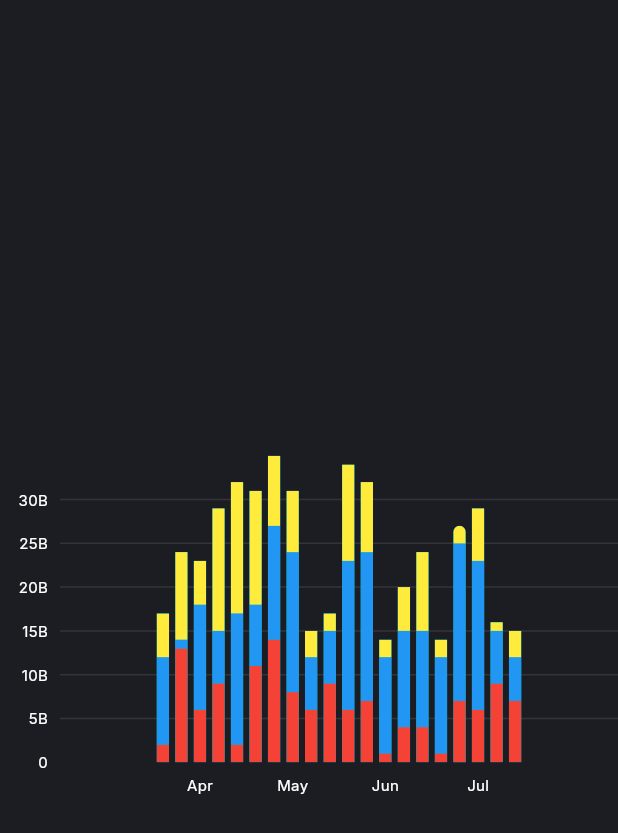
After one commit to Huy28122003/training_softdreams, a Flutter app: the ChartPage screen opened by its route, on a phone screen of 412 x 824 dp. The commit adds this screen. Shown: the top 833 px of the screen. Run offline on Flutter 3.47's test engine with Material 3 defaults, Android fonts, the light colour scheme and no system bars; drawn by our look-alikes of fl_chart; our stand-ins replace bloc, cloud_firestore, connectivity_plus, dartz, device_info_plus, dio and 17 more; missing offline and left inert: flutter_inappwebview, otp_pin_field; accounts and stored records are empty; generated files the repository leaves out were written again.

Commit message:
chart init

```diff
--- a/lib/app/app_pages.dart
+++ b/lib/app/app_pages.dart
@@ -5,6 +5,7 @@ import 'package:training_softdreams/presentation/pages/animal/binding/animal_bin
 import 'package:training_softdreams/presentation/pages/animal/view/animal_view.dart';
 import 'package:training_softdreams/presentation/pages/auth/binding/auth_binding.dart';
 import 'package:training_softdreams/presentation/pages/auth/view/auth_view.dart';
+import 'package:training_softdreams/presentation/pages/chart/chart_page.dart';
 import 'package:training_softdreams/presentation/pages/chat_bot/chat_bot_page.dart';
 import '../presentation/pages/demo_getx/binding/demo_getx_binding.dart';
 import '../presentation/pages/demo_getx/view/demo_getx_view.dart';
@@ -65,5 +66,9 @@ class AppPages {
       name: AppRoutes.chatBot,
       page: () => ChatbotPage(),
     ),
+    GetPage(
+      name: AppRoutes.chart,
+      page: () => ChartPage(),
+    ),
   ];
 }
--- a/lib/app/app_routes.dart
+++ b/lib/app/app_routes.dart
@@ -1,4 +1,3 @@
-
 abstract class AppRoutes {
   static const splash = '/';
   static const home = '/home';
@@ -9,4 +8,5 @@ abstract class AppRoutes {
   static const auth = '/auth';
   static const animal = '/animal';
   static const chatBot = '/chatBot';
+  static const chart = '/chart';
 }
--- a/lib/configs/themes/app_colors.dart
+++ b/lib/configs/themes/app_colors.dart
@@ -17,6 +17,27 @@ class AppColors {
   // Button
   static const Color primaryButton = primary;
   static const Color disabledButton = Color(0xFFC2C2C2);
+  // static const Color primary = contentColorCyan;
+  static const Color menuBackground = Color(0xFF090912);
+  static const Color itemsBackground = Color(0xFF1B2339);
+  static const Color pageBackground = Color(0xFF282E45);
+  static const Color mainTextColor1 = Colors.white;
+  static const Color mainTextColor2 = Colors.white70;
+  static const Color mainTextColor3 = Colors.white38;
+  static const Color mainGridLineColor = Colors.white10;
+  static const Color borderColor = Colors.white54;
+  static const Color gridLinesColor = Color(0x11FFFFFF);
+
+  static const Color contentColorBlack = Colors.black;
+  static const Color contentColorWhite = Colors.white;
+  static const Color contentColorBlue = Color(0xFF2196F3);
+  static const Color contentColorYellow = Color(0xFFFFC300);
+  static const Color contentColorOrange = Color(0xFFFF683B);
+  static const Color contentColorGreen = Color(0xFF3BFF49);
+  static const Color contentColorPurple = Color(0xFF6E1BFF);
+  static const Color contentColorPink = Color(0xFFFF3AF2);
+  static const Color contentColorRed = Color(0xFFE80054);
+  static const Color contentColorCyan = Color(0xFF50E4FF);
 }
 
 MaterialColor createMaterialColor(Color color) {
--- /dev/null
+++ b/lib/presentation/pages/chart/chart_page.dart
@@ -0,0 +1,357 @@
+import 'package:fl_chart/fl_chart.dart';
+import 'package:flutter/material.dart';
+
+import '../../../configs/themes/app_colors.dart';
+
+class ChartPage extends StatefulWidget {
+  ChartPage({super.key});
+
+  final Color dark = Colors.red;
+  final Color normal = Colors.blue;
+  final Color light = Colors.yellow;
+
+  @override
+  State<StatefulWidget> createState() => ChartPageState();
+}
+
+class ChartPageState extends State<ChartPage> {
+  Widget bottomTitles(double value, TitleMeta meta) {
+    const style = TextStyle(fontSize: 10);
+    String text;
+    switch (value.toInt()) {
+      case 0:
+        text = 'Apr';
+        break;
+      case 1:
+        text = 'May';
+        break;
+      case 2:
+        text = 'Jun';
+        break;
+      case 3:
+        text = 'Jul';
+        break;
+      case 4:
+        text = 'Aug';
+        break;
+      default:
+        text = '';
+        break;
+    }
+    return SideTitleWidget(
+      meta: meta,
+      child: Text(text, style: style),
+    );
+  }
+
+  Widget leftTitles(double value, TitleMeta meta) {
+    if (value == meta.max) {
+      return Container();
+    }
+    const style = TextStyle(
+      fontSize: 10,
+    );
+    return SideTitleWidget(
+      meta: meta,
+      child: Text(
+        meta.formattedValue,
+        style: style,
+      ),
+    );
+  }
+
+  @override
+  Widget build(BuildContext context) {
+    return Scaffold(
+      body: Center(
+        child: AspectRatio(
+          aspectRatio: 1.66,
+          child: Padding(
+            padding: const EdgeInsets.only(top: 16),
+            child: LayoutBuilder(
+              builder: (context, constraints) {
+                final barsSpace = 4.0 * constraints.maxWidth / 400;
+                final barsWidth = 8.0 * constraints.maxWidth / 400;
+                return BarChart(
+                  BarChartData(
+                    alignment: BarChartAlignment.center,
+                    barTouchData: BarTouchData(
+                      enabled: false,
+                    ),
+                    titlesData: FlTitlesData(
+                      show: true,
+                      bottomTitles: AxisTitles(
+                        sideTitles: SideTitles(
+                          showTitles: true,
+                          reservedSize: 28,
+                          getTitlesWidget: bottomTitles,
+                        ),
+                      ),
+                      leftTitles: AxisTitles(
+                        sideTitles: SideTitles(
+                          showTitles: true,
+                          reservedSize: 40,
+                          getTitlesWidget: leftTitles,
+                        ),
+                      ),
+                      topTitles: const AxisTitles(
+                        sideTitles: SideTitles(showTitles: false),
+                      ),
+                      rightTitles: const AxisTitles(
+                        sideTitles: SideTitles(showTitles: false),
+                      ),
+                    ),
+                    gridData: FlGridData(
+                      show: true,
+                      checkToShowHorizontalLine: (value) => value % 10 == 0,
+                      getDrawingHorizontalLine: (value) => FlLine(
+                        color: AppColors.borderColor.withValues(alpha: 0.1),
+                        strokeWidth: 1,
+                      ),
+                      drawVerticalLine: false,
+                    ),
+                    borderData: FlBorderData(
+                      show: false,
+                    ),
+                    groupsSpace: barsSpace,
+                    barGroups: getData(barsWidth, barsSpace),
+                  ),
+                );
+              },
+            ),
+          ),
+        ),
+      ),
+    );
+  }
+
+  List<BarChartGroupData> getData(double barsWidth, double barsSpace) {
+    return [
+      BarChartGroupData(
+        x: 0,
+        barsSpace: barsSpace,
+        barRods: [
+          BarChartRodData(
+            toY: 17000000000,
+            rodStackItems: [
+              BarChartRodStackItem(0, 2000000000, widget.dark),
+              BarChartRodStackItem(2000000000, 12000000000, widget.normal),
+              BarChartRodStackItem(12000000000, 17000000000, widget.light),
+            ],
+            borderRadius: BorderRadius.zero,
+            width: barsWidth,
+          ),
+          BarChartRodData(
+            toY: 24000000000,
+            rodStackItems: [
+              BarChartRodStackItem(0, 13000000000, widget.dark),
+              BarChartRodStackItem(13000000000, 14000000000, widget.normal),
+              BarChartRodStackItem(14000000000, 24000000000, widget.light),
+            ],
+            borderRadius: BorderRadius.zero,
+            width: barsWidth,
+          ),
+          BarChartRodData(
+            toY: 23000000000.5,
+            rodStackItems: [
+              BarChartRodStackItem(0, 6000000000.5, widget.dark),
+              BarChartRodStackItem(6000000000.5, 18000000000, widget.normal),
+              BarChartRodStackItem(18000000000, 23000000000.5, widget.light),
+            ],
+            borderRadius: BorderRadius.zero,
+            width: barsWidth,
+          ),
+          BarChartRodData(
+            toY: 29000000000,
+            rodStackItems: [
+              BarChartRodStackItem(0, 9000000000, widget.dark),
+              BarChartRodStackItem(9000000000, 15000000000, widget.normal),
+              BarChartRodStackItem(15000000000, 29000000000, widget.light),
+            ],
+            borderRadius: BorderRadius.zero,
+            width: barsWidth,
+          ),
+          BarChartRodData(
+            toY: 32000000000,
+            rodStackItems: [
+              BarChartRodStackItem(0, 2000000000.5, widget.dark),
+              BarChartRodStackItem(2000000000.5, 17000000000.5, widget.normal),
+              BarChartRodStackItem(17000000000.5, 32000000000, widget.light),
+            ],
+            borderRadius: BorderRadius.zero,
+            width: barsWidth,
+          ),
+        ],
+      ),
+      BarChartGroupData(
+        x: 1,
+        barsSpace: barsSpace,
+        barRods: [
+          BarChartRodData(
+            toY: 31000000000,
+            rodStackItems: [
+              BarChartRodStackItem(0, 11000000000, widget.dark),
+              BarChartRodStackItem(11000000000, 18000000000, widget.normal),
+              BarChartRodStackItem(18000000000, 31000000000, widget.light),
+            ],
+            borderRadius: BorderRadius.zero,
+            width: barsWidth,
+          ),
+          BarChartRodData(
+            toY: 35000000000,
+            rodStackItems: [
+              BarChartRodStackItem(0, 14000000000, widget.dark),
+              BarChartRodStackItem(14000000000, 27000000000, widget.normal),
+              BarChartRodStackItem(27000000000, 35000000000, widget.light),
+            ],
+            borderRadius: BorderRadius.zero,
+            width: barsWidth,
+          ),
+          BarChartRodData(
+            toY: 31000000000,
+            rodStackItems: [
+              BarChartRodStackItem(0, 8000000000, widget.dark),
+              BarChartRodStackItem(8000000000, 24000000000, widget.normal),
+              BarChartRodStackItem(24000000000, 31000000000, widget.light),
+            ],
+            borderRadius: BorderRadius.zero,
+            width: barsWidth,
+          ),
+          BarChartRodData(
+            toY: 15000000000,
+            rodStackItems: [
+              BarChartRodStackItem(0, 6000000000.5, widget.dark),
+              BarChartRodStackItem(6000000000.5, 12000000000.5, widget.normal),
+              BarChartRodStackItem(12000000000.5, 15000000000, widget.light),
+            ],
+            borderRadius: BorderRadius.zero,
+            width: barsWidth,
+          ),
+          BarChartRodData(
+            toY: 17000000000,
+            rodStackItems: [
+              BarChartRodStackItem(0, 9000000000, widget.dark),
+              BarChartRodStackItem(9000000000, 15000000000, widget.normal),
+              BarChartRodStackItem(15000000000, 17000000000, widget.light),
+            ],
+            borderRadius: BorderRadius.zero,
+            width: barsWidth,
+          ),
+        ],
+      ),
+      BarChartGroupData(
+        x: 2,
+        barsSpace: barsSpace,
+        barRods: [
+          BarChartRodData(
+            toY: 34000000000,
+            rodStackItems: [
+              BarChartRodStackItem(0, 6000000000, widget.dark),
+              BarChartRodStackItem(6000000000, 23000000000, widget.normal),
+              BarChartRodStackItem(23000000000, 34000000000, widget.light),
+            ],
+            borderRadius: BorderRadius.zero,
+            width: barsWidth,
+          ),
+          BarChartRodData(
+            toY: 32000000000,
+            rodStackItems: [
+              BarChartRodStackItem(0, 7000000000, widget.dark),
+              BarChartRodStackItem(7000000000, 24000000000, widget.normal),
+              BarChartRodStackItem(24000000000, 32000000000, widget.light),
+            ],
+            borderRadius: BorderRadius.zero,
+            width: barsWidth,
+          ),
+          BarChartRodData(
+            toY: 14000000000.5,
+            rodStackItems: [
+              BarChartRodStackItem(0, 1000000000.5, widget.dark),
+              BarChartRodStackItem(1000000000.5, 12000000000, widget.normal),
+              BarChartRodStackItem(12000000000, 14000000000.5, widget.light),
+            ],
+            borderRadius: BorderRadius.zero,
+            width: barsWidth,
+          ),
+          BarChartRodData(
+            toY: 20000000000,
+            rodStackItems: [
+              BarChartRodStackItem(0, 4000000000, widget.dark),
+              BarChartRodStackItem(4000000000, 15000000000, widget.normal),
+              BarChartRodStackItem(15000000000, 20000000000, widget.light),
+            ],
+            borderRadius: BorderRadius.zero,
+            width: barsWidth,
+          ),
+          BarChartRodData(
+            toY: 24000000000,
+            rodStackItems: [
+              BarChartRodStackItem(0, 4000000000, widget.dark),
+              BarChartRodStackItem(4000000000, 15000000000, widget.normal),
+              BarChartRodStackItem(15000000000, 24000000000, widget.light),
+            ],
+            borderRadius: BorderRadius.zero,
+            width: barsWidth,
+          ),
+        ],
+      ),
+      BarChartGroupData(
+        x: 3,
+        barsSpace: barsSpace,
+        barRods: [
+          BarChartRodData(
+            toY: 14000000000,
+            rodStackItems: [
+              BarChartRodStackItem(0, 1000000000.5, widget.dark),
+              BarChartRodStackItem(1000000000.5, 12000000000, widget.normal),
+              BarChartRodStackItem(12000000000, 14000000000, widget.light),
+            ],
+            borderRadius: BorderRadius.zero,
+            width: barsWidth,
+          ),
+          BarChartRodData(
+            toY: 27000000000,
+            rodStackItems: [
+              BarChartRodStackItem(0, 7000000000, widget.dark),
+              BarChartRodStackItem(7000000000, 25000000000, widget.normal),
+              BarChartRodStackItem(25000000000, 27000000000, widget.light),
+            ],
+            borderRadius: BorderRadius.only(
+                topLeft: Radius.circular(6), topRight: Radius.circular(6)),
+            width: barsWidth,
+          ),
+          BarChartRodData(
+            toY: 29000000000,
+            rodStackItems: [
+              BarChartRodStackItem(0, 6000000000, widget.dark),
+              BarChartRodStackItem(6000000000, 23000000000, widget.normal),
+              BarChartRodStackItem(23000000000, 29000000000, widget.light),
+            ],
+            borderRadius: BorderRadius.zero,
+            width: barsWidth,
+          ),
+          BarChartRodData(
+            toY: 16000000000.5,
+            rodStackItems: [
+              BarChartRodStackItem(0, 9000000000, widget.dark),
+              BarChartRodStackItem(9000000000, 15000000000, widget.normal),
+              BarChartRodStackItem(15000000000, 16000000000.5, widget.light),
+            ],
+            borderRadius: BorderRadius.zero,
+            width: barsWidth,
+          ),
+          BarChartRodData(
+            toY: 15000000000,
+            rodStackItems: [
+              BarChartRodStackItem(0, 7000000000, widget.dark),
+              BarChartRodStackItem(7000000000, 12000000000.5, widget.normal),
+              BarChartRodStackItem(12000000000.5, 15000000000, widget.light),
+            ],
+            borderRadius: BorderRadius.zero,
+            width: barsWidth,
+          ),
+        ],
+      ),
+    ];
+  }
+}
--- a/lib/presentation/pages/home/home_screen.dart
+++ b/lib/presentation/pages/home/home_screen.dart
@@ -54,6 +54,12 @@ class HomeScreen extends StatelessWidget {
                 },
                 child: const Text('Chat Bot'),
               ),
+              ElevatedButton(
+                onPressed: () {
+                  Get.toNamed(AppRoutes.chart);
+                },
+                child: const Text('Chart'),
+              ),
             ],
           ),
         ),
--- a/pubspec.yaml
+++ b/pubspec.yaml
@@ -69,6 +69,7 @@ dependencies:
   sqflite_common_ffi_web: ^0.4.5+4
   otp_pin_field: ^1.4.1
   flutter_inappwebview: ^6.1.5
+  fl_chart: ^0.71.0
 
 dev_dependencies:
   flutter_test:
```
